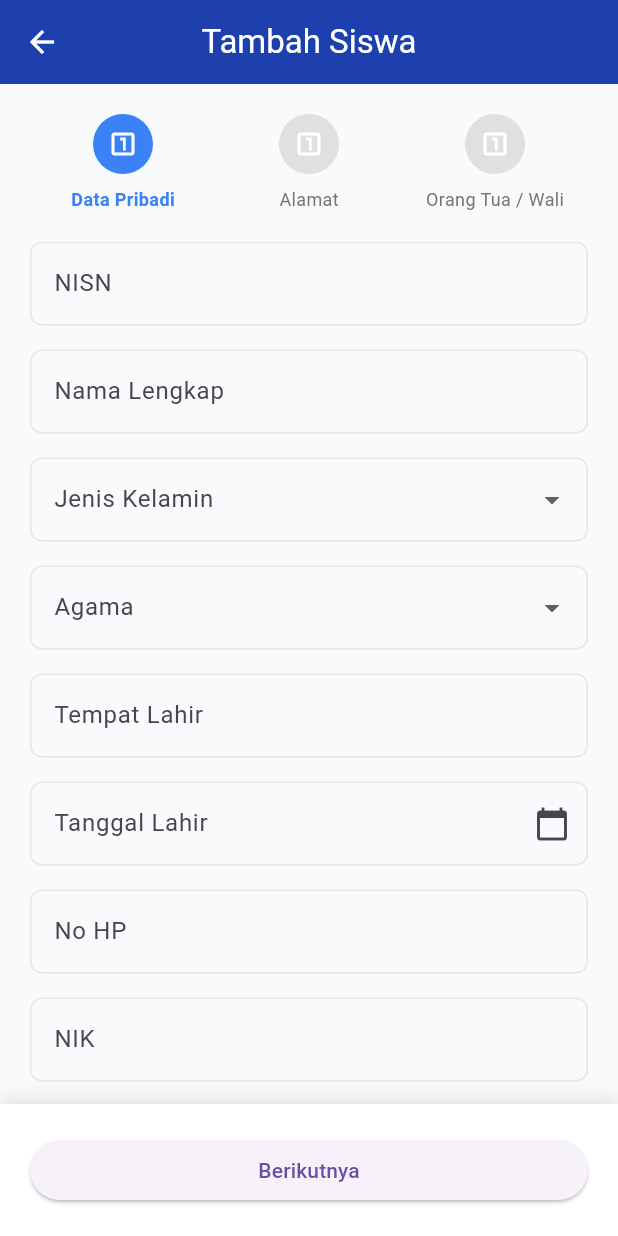
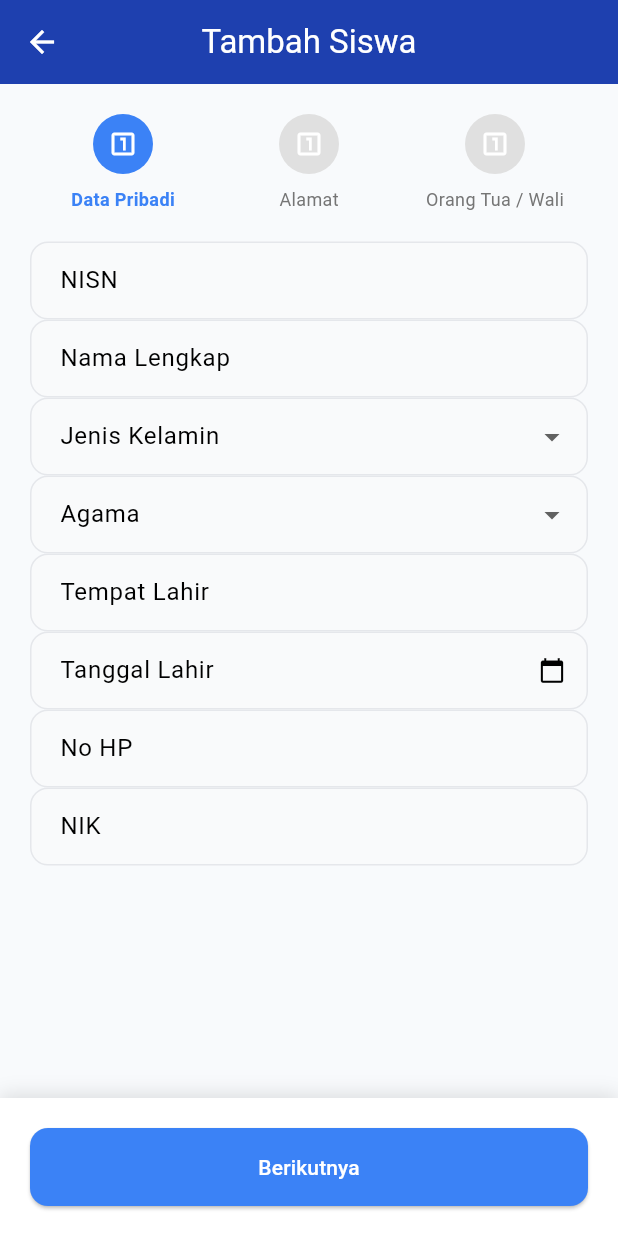
Before and after one commit to BagasXece/project_04, a Flutter app: the screen it shows after launch, after a tap on the "add" icon, on a phone screen of 412 x 824 dp. Run offline on Flutter 3.47's test engine with Material 3 defaults, Android fonts, the phone set to English and light mode, and no system bars; our stand-ins replace flutter_dotenv, supabase_flutter; accounts and stored records are empty.

Commit message:
latest update

```diff
--- /dev/null
+++ b/lib/core/themes/app_theme.dart
@@ -0,0 +1,38 @@
+import 'package:flutter/material.dart';
+
+/// Tema utama aplikasi – bisa dipakai di semua halaman
+final appTheme = ThemeData(
+  colorScheme: const ColorScheme.light(
+    primary: Color(0xFF1E40AF),
+    secondary: Color(0xFF3B82F6),
+    surface: Color(0xFFF8FAFC),
+  ),
+  scaffoldBackgroundColor: const Color(0xFFF8FAFC),
+  appBarTheme: const AppBarTheme(
+    backgroundColor: Color(0xFF1E40AF),
+    foregroundColor: Colors.white,
+    elevation: 0,
+    centerTitle: true,
+  ),
+  elevatedButtonTheme: ElevatedButtonThemeData(
+    style: ElevatedButton.styleFrom(
+      backgroundColor: const Color(0xFF3B82F6),
+      foregroundColor: Colors.white,
+      shape: RoundedRectangleBorder(borderRadius: BorderRadius.circular(12)),
+      padding: const EdgeInsets.symmetric(vertical: 16),
+    ),
+  ),
+  inputDecorationTheme: InputDecorationTheme(
+    filled: true,
+    fillColor: const Color(0xFFF9FAFB),
+    border: OutlineInputBorder(borderRadius: BorderRadius.circular(12)),
+    enabledBorder: OutlineInputBorder(
+      borderRadius: BorderRadius.circular(12),
+      borderSide: const BorderSide(color: Color(0xFFE5E7EB)),
+    ),
+    focusedBorder: OutlineInputBorder(
+      borderRadius: BorderRadius.circular(12),
+      borderSide: const BorderSide(color: Color(0xFF3B82F6), width: 2),
+    ),
+  ),
+);
--- a/lib/features/siswa/presentation/pages/form_siswa_page.dart
+++ b/lib/features/siswa/presentation/pages/form_siswa_page.dart
@@ -2,6 +2,7 @@ import 'package:flutter/material.dart';
 import 'package:flutter/services.dart';
 import 'package:intl/intl.dart';
 import 'package:project_4/features/siswa/data/models/dusun_item_model.dart';
+import 'package:project_4/features/siswa/presentation/widgets/form_widget.dart';
 import 'package:provider/provider.dart';
 import '../../../../core/utils/toast.dart';
 import '../../../../features/siswa/data/models/siswa_model.dart';
@@ -391,20 +392,20 @@ class _FormSiswaBodyState extends State<_FormSiswaBody> {
       padding: const EdgeInsets.symmetric(horizontal: 20),
       child: Column(
         children: [
-          _textField(
+          modernTextField(
             controller: _nisnC,
             label: 'NISN',
-            type: TextInputType.number,
+            keyboardType: TextInputType.number,
             validator: (s) => s!.length < 10 ? 'NISN 10 digit' : null,
           ),
-          _textField(controller: _namaC, label: 'Nama Lengkap'),
-          _dropDown(
+          modernTextField(controller: _namaC, label: 'Nama Lengkap'),
+          modernDropdown(
             label: 'Jenis Kelamin',
             value: _formProv.jenisKelamin,
             items: const ['Laki-laki', 'Perempuan'],
             onChanged: (v) => setState(() => _formProv.jenisKelamin = v),
           ),
-          _dropDown(
+          modernDropdown(
             label: 'Agama',
             value: _formProv.agamaNama,
             items: const [
@@ -417,19 +418,19 @@ class _FormSiswaBodyState extends State<_FormSiswaBody> {
             ],
             onChanged: (v) => setState(() => _formProv.agamaNama = v),
           ),
-          _textField(controller: _tempatLahirC, label: 'Tempat Lahir'),
-          _dateField(_tanggalLahirC, 'Tanggal Lahir'),
-          _textField(
+          modernTextField(controller: _tempatLahirC, label: 'Tempat Lahir'),
+          modernDateField(controller: _tanggalLahirC, label: 'Tanggal Lahir', context: context),
+          modernTextField(
             controller: _noHpC,
             label: 'No HP',
-            type: TextInputType.phone,
-            formatters: [FilteringTextInputFormatter.digitsOnly],
+            keyboardType: TextInputType.phone,
+            inputFormatters: [FilteringTextInputFormatter.digitsOnly],
           ),
-          _textField(
+          modernTextField(
             controller: _nikC,
             label: 'NIK',
-            type: TextInputType.number,
-            formatters: [FilteringTextInputFormatter.digitsOnly],
+            keyboardType: TextInputType.number,
+            inputFormatters: [FilteringTextInputFormatter.digitsOnly],
           ),
         ],
       ),
@@ -441,44 +442,44 @@ class _FormSiswaBodyState extends State<_FormSiswaBody> {
       padding: const EdgeInsets.symmetric(horizontal: 20),
       child: Column(
         children: [
-          _textField(controller: _jalanC, label: 'Jalan / Nomor Rumah'),
+          modernTextField(controller: _jalanC, label: 'Jalan / Nomor Rumah'),
           Row(
             children: [
               Expanded(
-                child: _textField(
+                child: modernTextField(
                   controller: _rtC,
                   label: 'RT',
-                  type: TextInputType.number,
+                  keyboardType: TextInputType.number,
                 ),
               ),
               const SizedBox(width: 12),
               Expanded(
-                child: _textField(
+                child: modernTextField(
                   controller: _rwC,
                   label: 'RW',
-                  type: TextInputType.number,
+                  keyboardType: TextInputType.number,
                 ),
               ),
             ],
           ),
           _autocompleteDusun(),
-          _textField(controller: _desaC, label: 'Desa', readOnly: true),
-          _textField(
+          modernTextField(controller: _desaC, label: 'Desa', readOnly: true),
+          modernTextField(
             controller: _kecamatanC,
             label: 'Kecamatan',
             readOnly: true,
           ),
-          _textField(
+          modernTextField(
             controller: _kabupatenC,
             label: 'Kabupaten',
             readOnly: true,
           ),
-          _textField(controller: _provinsiC, label: 'Provinsi', readOnly: true),
-          _textField(
+          modernTextField(controller: _provinsiC, label: 'Provinsi', readOnly: true),
+          modernTextField(
             controller: _kodePosC,
             label: 'Kode Pos',
-            type: TextInputType.number,
-            formatters: [FilteringTextInputFormatter.digitsOnly],
+            keyboardType: TextInputType.number,
+            inputFormatters: [FilteringTextInputFormatter.digitsOnly],
             readOnly: true,
           ),
         ],
@@ -491,9 +492,9 @@ class _FormSiswaBodyState extends State<_FormSiswaBody> {
       padding: const EdgeInsets.symmetric(horizontal: 20),
       child: Column(
         children: [
-          _textField(controller: _ayahC, label: 'Nama Ayah'),
-          _textField(controller: _ibuC, label: 'Nama Ibu'),
-          _textField(controller: _waliC, label: 'Nama Wali (opsional)'),
+          modernTextField(controller: _ayahC, label: 'Nama Ayah'),
+          modernTextField(controller: _ibuC, label: 'Nama Ibu'),
+          modernTextField(controller: _waliC, label: 'Nama Wali (opsional)'),
           const SizedBox(height: 8),
           Align(
             alignment: Alignment.centerLeft,
@@ -507,7 +508,7 @@ class _FormSiswaBodyState extends State<_FormSiswaBody> {
               },
             ),
           ),
-          _textField(
+          modernTextField(
             controller: _alamatOrtuC,
             label: 'Alamat Orang Tua / Wali',
             maxLines: 2,
@@ -541,7 +542,7 @@ class _FormSiswaBodyState extends State<_FormSiswaBody> {
         if (controller.text.isEmpty && _dusunC.text.isNotEmpty) {
           controller.text = _dusunC.text;
         }
-        return _textField(
+        return modernTextField(
           controller: controller,
           label: 'Dusun',
           suffixIcon: null,
@@ -594,115 +595,4 @@ class _FormSiswaBodyState extends State<_FormSiswaBody> {
       ),
     );
   }
-
-  /* --------------------------------------------------------------------------
-   *  HELPER WIDGET
-   * -------------------------------------------------------------------------- */
-  Widget _textField({
-    required TextEditingController controller,
-    required String label,
-    TextInputType? type,
-    List<TextInputFormatter>? formatters,
-    bool readOnly = false,
-    int maxLines = 1,
-    Widget? suffixIcon,
-    FocusNode? focusNode,
-    String? Function(String?)? validator,
-  }) {
-    return Padding(
-      padding: const EdgeInsets.only(bottom: 16),
-      child: TextFormField(
-        controller: controller,
-        keyboardType: type,
-        inputFormatters: formatters,
-        readOnly: readOnly,
-        maxLines: maxLines,
-        focusNode: focusNode,
-        validator: validator,
-        decoration: InputDecoration(
-          labelText: label,
-          suffixIcon: suffixIcon,
-          filled: true,
-          fillColor: const Color(0xFFF9FAFB),
-          border: OutlineInputBorder(borderRadius: BorderRadius.circular(8)),
-          enabledBorder: OutlineInputBorder(
-            borderRadius: BorderRadius.circular(8),
-            borderSide: const BorderSide(color: Color(0xFFE5E7EB)),
-          ),
-          focusedBorder: OutlineInputBorder(
-            borderRadius: BorderRadius.circular(8),
-            borderSide: const BorderSide(color: Color(0xFF3B82F6), width: 2),
-          ),
-        ),
-      ),
-    );
-  }
-
-  Widget _dropDown({
-    required String label,
-    String? value,
-    required List<String> items,
-    ValueChanged<String?>? onChanged,
-  }) {
-    return Padding(
-      padding: const EdgeInsets.only(bottom: 16),
-      child: DropdownButtonFormField<String>(
-        initialValue: value,
-        items: items
-            .map((e) => DropdownMenuItem(value: e, child: Text(e)))
-            .toList(),
-        onChanged: onChanged,
-        decoration: InputDecoration(
-          labelText: label,
-          filled: true,
-          fillColor: const Color(0xFFF9FAFB),
-          border: OutlineInputBorder(borderRadius: BorderRadius.circular(8)),
-          enabledBorder: OutlineInputBorder(
-            borderRadius: BorderRadius.circular(8),
-            borderSide: const BorderSide(color: Color(0xFFE5E7EB)),
-          ),
-          focusedBorder: OutlineInputBorder(
-            borderRadius: BorderRadius.circular(8),
-            borderSide: const BorderSide(color: Color(0xFF3B82F6), width: 2),
-          ),
-        ),
-      ),
-    );
-  }
-
-  Widget _dateField(TextEditingController c, String label) {
-    return Padding(
-      padding: const EdgeInsets.only(bottom: 16),
-      child: TextFormField(
-        controller: c,
-        readOnly: true,
-        onTap: () async {
-          final picked = await showDatePicker(
-            context: context,
-            initialDate: DateTime.now(),
-            firstDate: DateTime(1980),
-            lastDate: DateTime.now(),
-          );
-          if (picked != null) {
-            c.text = DateFormat('dd-MM-yyyy').format(picked);
-          }
-        },
-        decoration: InputDecoration(
-          labelText: label,
-          suffixIcon: const Icon(Icons.calendar_today),
-          filled: true,
-          fillColor: const Color(0xFFF9FAFB),
-          border: OutlineInputBorder(borderRadius: BorderRadius.circular(8)),
-          enabledBorder: OutlineInputBorder(
-            borderRadius: BorderRadius.circular(8),
-            borderSide: const BorderSide(color: Color(0xFFE5E7EB)),
-          ),
-          focusedBorder: OutlineInputBorder(
-            borderRadius: BorderRadius.circular(8),
-            borderSide: const BorderSide(color: Color(0xFF3B82F6), width: 2),
-          ),
-        ),
-      ),
-    );
-  }
 }
--- /dev/null
+++ b/lib/features/siswa/presentation/widgets/form_widget.dart
@@ -0,0 +1,110 @@
+import 'package:flutter/material.dart';
+import 'package:flutter/services.dart';
+import 'package:intl/intl.dart';
+
+/// Text field ber-style modern (rounded 12, filled, no shadow)
+Widget modernTextField({
+  required TextEditingController controller,
+  required String label,
+  TextInputType? keyboardType,
+  List<TextInputFormatter>? inputFormatters,
+  bool readOnly = false,
+  int maxLines = 1,
+  String? Function(String?)? validator,
+  Widget? suffixIcon,
+  FocusNode? focusNode,
+}) {
+  return TextFormField(
+    controller: controller,
+    keyboardType: keyboardType,
+    inputFormatters: inputFormatters,
+    readOnly: readOnly,
+    maxLines: maxLines,
+    focusNode: focusNode,
+    validator: validator,
+    decoration: InputDecoration(
+      labelText: label,
+      suffixIcon: suffixIcon,
+      filled: true,
+      fillColor: const Color(0xFFF9FAFB),
+      border: OutlineInputBorder(borderRadius: BorderRadius.circular(12)),
+      enabledBorder: OutlineInputBorder(
+        borderRadius: BorderRadius.circular(12),
+        borderSide: const BorderSide(color: Color(0xFFE5E7EB)),
+      ),
+      focusedBorder: OutlineInputBorder(
+        borderRadius: BorderRadius.circular(12),
+        borderSide: const BorderSide(color: Color(0xFF3B82F6), width: 2),
+      ),
+      contentPadding: const EdgeInsets.symmetric(horizontal: 16, vertical: 14),
+    ),
+  );
+}
+
+/// Dropdown modern
+Widget modernDropdown({
+  required String label,
+  String? value,
+  required List<String> items,
+  required ValueChanged<String?> onChanged,
+}) {
+  return DropdownButtonFormField<String>(
+    value: value,
+    items: items.map((e) => DropdownMenuItem(value: e, child: Text(e))).toList(),
+    onChanged: onChanged,
+    decoration: InputDecoration(
+      labelText: label,
+      filled: true,
+      fillColor: const Color(0xFFF9FAFB),
+      border: OutlineInputBorder(borderRadius: BorderRadius.circular(12)),
+      enabledBorder: OutlineInputBorder(
+        borderRadius: BorderRadius.circular(12),
+        borderSide: const BorderSide(color: Color(0xFFE5E7EB)),
+      ),
+      focusedBorder: OutlineInputBorder(
+        borderRadius: BorderRadius.circular(12),
+        borderSide: const BorderSide(color: Color(0xFF3B82F6), width: 2),
+      ),
+      contentPadding: const EdgeInsets.symmetric(horizontal: 16, vertical: 14),
+    ),
+  );
+}
+
+/// Date picker field
+Widget modernDateField({
+  required TextEditingController controller,
+  required String label,
+  required BuildContext context,
+}) {
+  return TextFormField(
+    controller: controller,
+    readOnly: true,
+    onTap: () async {
+      final picked = await showDatePicker(
+        context: context,
+        initialDate: DateTime.now(),
+        firstDate: DateTime(1980),
+        lastDate: DateTime.now(),
+      );
+      if (picked != null) {
+        controller.text = DateFormat('dd-MM-yyyy').format(picked);
+      }
+    },
+    decoration: InputDecoration(
+      labelText: label,
+      suffixIcon: const Icon(Icons.calendar_today, size: 18),
+      filled: true,
+      fillColor: const Color(0xFFF9FAFB),
+      border: OutlineInputBorder(borderRadius: BorderRadius.circular(12)),
+      enabledBorder: OutlineInputBorder(
+        borderRadius: BorderRadius.circular(12),
+        borderSide: const BorderSide(color: Color(0xFFE5E7EB)),
+      ),
+      focusedBorder: OutlineInputBorder(
+        borderRadius: BorderRadius.circular(12),
+        borderSide: const BorderSide(color: Color(0xFF3B82F6), width: 2),
+      ),
+      contentPadding: const EdgeInsets.symmetric(horizontal: 16, vertical: 14),
+    ),
+  );
+}
--- a/lib/main.dart
+++ b/lib/main.dart
@@ -1,5 +1,6 @@
 import 'package:flutter/material.dart';
 import 'package:flutter_dotenv/flutter_dotenv.dart';
+import 'package:project_4/core/themes/app_theme.dart';
 import 'package:project_4/features/siswa/domain/repositories/siswa_repository.dart';
 import 'package:project_4/features/siswa/domain/repositories/siswa_repository_impl.dart';
 import 'package:project_4/features/siswa/presentation/providers/siswa_list_provider.dart';
@@ -42,16 +43,7 @@ class MyApp extends StatelessWidget {
     return MaterialApp(
       title: 'Seleksi TNI',
       debugShowCheckedModeBanner: false,
-      theme: ThemeData(
-        primaryColor: const Color(0xFF3B82F6),
-        scaffoldBackgroundColor: const Color(0xFFF8FAFC),
-        appBarTheme: const AppBarTheme(
-          backgroundColor: Color(0xFF1E40AF),
-          foregroundColor: Colors.white,
-          elevation: 0,
-          centerTitle: true,
-        ),
-      ),
+      theme: appTheme,
       home: ChangeNotifierProvider(
         create: (_) =>
             SiswaListProvider(repository: context.read<SiswaRepository>()),
```
